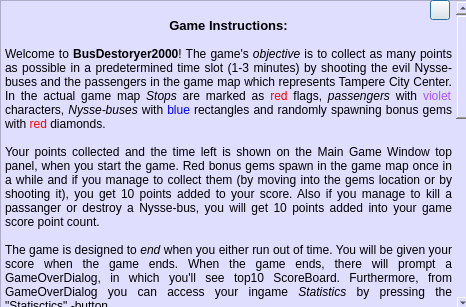
Qt form Game/helpdialog.ui (miikka0000/BusDestroyer2000-Game-with-Qt) before a commit.
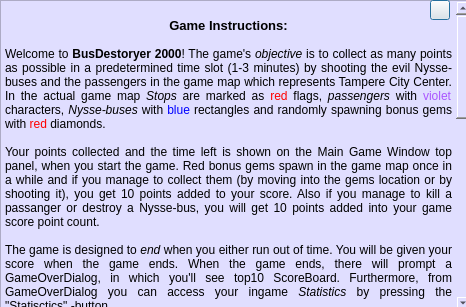
The same form after that commit. Icons and pictures are not drawn.

```diff
--- a/Game/helpdialog.ui
+++ b/Game/helpdialog.ui
@@ -56,7 +56,7 @@
 &lt;p align=&quot;center&quot; style=&quot; margin-top:0px; margin-bottom:0px; margin-left:0px; margin-right:0px; -qt-block-indent:0; text-indent:0px;&quot;&gt;		&lt;/p&gt;
 &lt;p align=&quot;center&quot; style=&quot; margin-top:0px; margin-bottom:0px; margin-left:0px; margin-right:0px; -qt-block-indent:0; text-indent:0px;&quot;&gt;&lt;span style=&quot; font-size:10pt; font-weight:600;&quot;&gt;Game Instructions:&lt;/span&gt;&lt;/p&gt;
 &lt;p style=&quot;-qt-paragraph-type:empty; margin-top:0px; margin-bottom:0px; margin-left:0px; margin-right:0px; -qt-block-indent:0; text-indent:0px; font-size:9pt; font-weight:600;&quot;&gt;&lt;br /&gt;&lt;/p&gt;
-&lt;p align=&quot;justify&quot; style=&quot; margin-top:0px; margin-bottom:0px; margin-left:0px; margin-right:0px; -qt-block-indent:0; text-indent:0px;&quot;&gt;&lt;span style=&quot; font-size:9pt;&quot;&gt;Welcome to &lt;/span&gt;&lt;span style=&quot; font-size:9pt; font-weight:600;&quot;&gt;BusDestoryer2000&lt;/span&gt;&lt;span style=&quot; font-size:9pt;&quot;&gt;! The game's &lt;/span&gt;&lt;span style=&quot; font-size:9pt; font-style:italic;&quot;&gt;objective&lt;/span&gt;&lt;span style=&quot; font-size:9pt;&quot;&gt; is to collect as many points as possible in a predetermined time slot (1-3 minutes) by shooting the evil Nysse-buses and the passengers in the game map which represents Tampere City Center. In the actual game map &lt;/span&gt;&lt;span style=&quot; font-size:9pt; font-style:italic;&quot;&gt;Stops &lt;/span&gt;&lt;span style=&quot; font-size:9pt;&quot;&gt;are marked as &lt;/span&gt;&lt;span style=&quot; font-size:9pt; color:#ff0000;&quot;&gt;red &lt;/span&gt;&lt;span style=&quot; font-size:9pt; color:#000000;&quot;&gt;flags, &lt;/span&gt;&lt;span style=&quot; font-size:9pt; font-style:italic; color:#000000;&quot;&gt;passengers&lt;/span&gt;&lt;span style=&quot; font-size:9pt; color:#000000;&quot;&gt; with &lt;/span&gt;&lt;span style=&quot; font-size:9pt; color:#aa55ff;&quot;&gt;violet &lt;/span&gt;&lt;span style=&quot; font-size:9pt; color:#000000;&quot;&gt;characters, &lt;/span&gt;&lt;span style=&quot; font-size:9pt; font-style:italic; color:#000000;&quot;&gt;Nysse-buses&lt;/span&gt;&lt;span style=&quot; font-size:9pt; color:#000000;&quot;&gt; with &lt;/span&gt;&lt;span style=&quot; font-size:9pt; color:#0000ff;&quot;&gt;blue &lt;/span&gt;&lt;span style=&quot; font-size:9pt; color:#000000;&quot;&gt;rectangles and randomly spawning bonus gems with &lt;/span&gt;&lt;span style=&quot; font-size:9pt; color:#ff0000;&quot;&gt;red &lt;/span&gt;&lt;span style=&quot; font-size:9pt; color:#000000;&quot;&gt;diamonds.&lt;/span&gt;&lt;/p&gt;
+&lt;p align=&quot;justify&quot; style=&quot; margin-top:0px; margin-bottom:0px; margin-left:0px; margin-right:0px; -qt-block-indent:0; text-indent:0px;&quot;&gt;&lt;span style=&quot; font-size:9pt;&quot;&gt;Welcome to &lt;/span&gt;&lt;span style=&quot; font-size:9pt; font-weight:600;&quot;&gt;BusDestoryer 2000&lt;/span&gt;&lt;span style=&quot; font-size:9pt;&quot;&gt;! The game's &lt;/span&gt;&lt;span style=&quot; font-size:9pt; font-style:italic;&quot;&gt;objective&lt;/span&gt;&lt;span style=&quot; font-size:9pt;&quot;&gt; is to collect as many points as possible in a predetermined time slot (1-3 minutes) by shooting the evil Nysse-buses and the passengers in the game map which represents Tampere City Center. In the actual game map &lt;/span&gt;&lt;span style=&quot; font-size:9pt; font-style:italic;&quot;&gt;Stops &lt;/span&gt;&lt;span style=&quot; font-size:9pt;&quot;&gt;are marked as &lt;/span&gt;&lt;span style=&quot; font-size:9pt; color:#ff0000;&quot;&gt;red &lt;/span&gt;&lt;span style=&quot; font-size:9pt; color:#000000;&quot;&gt;flags, &lt;/span&gt;&lt;span style=&quot; font-size:9pt; font-style:italic; color:#000000;&quot;&gt;passengers&lt;/span&gt;&lt;span style=&quot; font-size:9pt; color:#000000;&quot;&gt; with &lt;/span&gt;&lt;span style=&quot; font-size:9pt; color:#aa55ff;&quot;&gt;violet &lt;/span&gt;&lt;span style=&quot; font-size:9pt; color:#000000;&quot;&gt;characters, &lt;/span&gt;&lt;span style=&quot; font-size:9pt; font-style:italic; color:#000000;&quot;&gt;Nysse-buses&lt;/span&gt;&lt;span style=&quot; font-size:9pt; color:#000000;&quot;&gt; with &lt;/span&gt;&lt;span style=&quot; font-size:9pt; color:#0000ff;&quot;&gt;blue &lt;/span&gt;&lt;span style=&quot; font-size:9pt; color:#000000;&quot;&gt;rectangles and randomly spawning bonus gems with &lt;/span&gt;&lt;span style=&quot; font-size:9pt; color:#ff0000;&quot;&gt;red &lt;/span&gt;&lt;span style=&quot; font-size:9pt; color:#000000;&quot;&gt;diamonds.&lt;/span&gt;&lt;/p&gt;
 &lt;p align=&quot;justify&quot; style=&quot;-qt-paragraph-type:empty; margin-top:0px; margin-bottom:0px; margin-left:0px; margin-right:0px; -qt-block-indent:0; text-indent:0px; font-size:9pt;&quot;&gt;&lt;br /&gt;&lt;/p&gt;
 &lt;p align=&quot;justify&quot; style=&quot; margin-top:0px; margin-bottom:0px; margin-left:0px; margin-right:0px; -qt-block-indent:0; text-indent:0px;&quot;&gt;&lt;span style=&quot; font-size:9pt;&quot;&gt;Your points collected and the time left is shown on the Main Game Window top panel, when you start the game. Red bonus gems spawn in the game map once in a while and if you manage to collect them (by moving into the gems location or by shooting it), you get 10 points added to your score. Also if you manage to kill a passanger or destroy a Nysse-bus, you will get 10 points added into your game score point count.&lt;/span&gt;&lt;/p&gt;
 &lt;p align=&quot;justify&quot; style=&quot; margin-top:0px; margin-bottom:0px; margin-left:0px; margin-right:0px; -qt-block-indent:0; text-indent:0px;&quot;&gt;&lt;span style=&quot; font-size:9pt;&quot;&gt; &lt;/span&gt;&lt;/p&gt;
```
